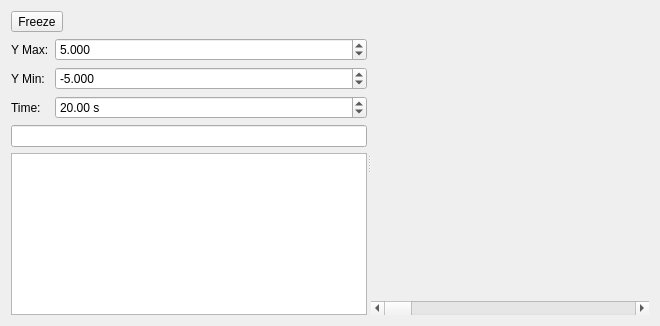
Qt form src/ra/plotter/plotter.ui (robotics-erlangen/framework) before a commit.
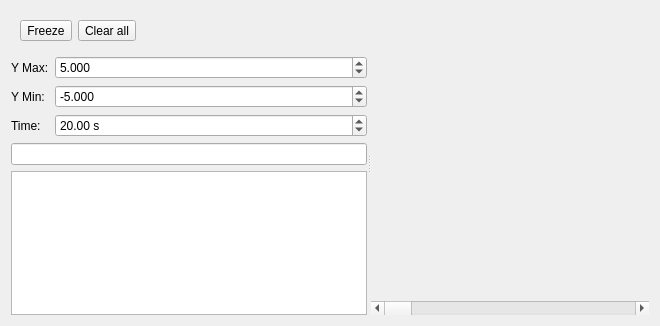
The same form after that commit. Custom widgets are drawn as their Qt base class.

Commit message: ra: plotter: move clear all button out of context menu and next to the freeze button

```diff
--- a/src/ra/plotter/plotter.ui
+++ b/src/ra/plotter/plotter.ui
@@ -22,6 +22,12 @@
      <widget class="QWidget" name="layoutWidget">
       <layout class="QVBoxLayout" name="verticalLayout">
        <item>
+        <widget class="QWidget" name="buttonLayoutWidget">
+         <layout class="QHBoxLayout" name="buttonHorizontalLayout">
+          <property name="alignment">
+           <set>Qt::AlignLeft</set>
+          </property>
+          <item>
         <widget class="QToolButton" name="btnFreeze">
          <property name="text">
           <string>Freeze</string>
@@ -29,6 +35,16 @@
          <property name="checkable">
           <bool>true</bool>
          </property>
+           </widget>
+          </item>
+          <item>
+           <widget class="QToolButton" name="btnClearAll">
+            <property name="text">
+             <string>Clear all</string>
+            </property>
+           </widget>
+          </item>
+         </layout>
         </widget>
        </item>
        <item>
```
Lines whose indentation alone changed are shown as unchanged. The commit also changes 2 other files.
